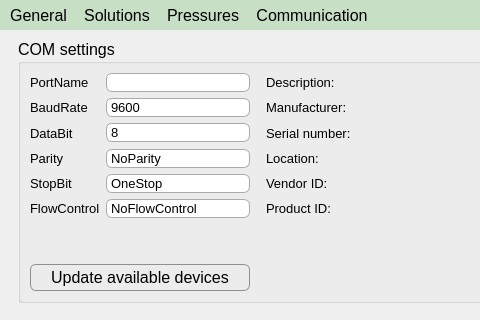
First picture: the form in apps/Lab-on-a-tip/tools.ui, repository bellonemauro/Labonatip2.0, before the edit; both pictures show x 0 to 480 and y 0 to 320 of the 611 by 610 pixel window.
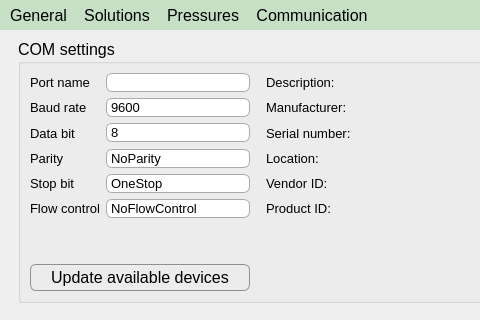
Second picture: the form after the edit. The open tabs and pages were chosen to show the change. Icons and pictures are not drawn.

What changed in the file:
```diff
--- a/apps/Lab-on-a-tip/tools.ui
+++ b/apps/Lab-on-a-tip/tools.ui
@@ -2279,7 +2279,7 @@
               </font>
              </property>
              <property name="text">
-              <string>FlowControl</string>
+              <string>Flow control</string>
              </property>
             </widget>
            </item>
@@ -2327,7 +2327,7 @@
               </font>
              </property>
              <property name="text">
-              <string>BaudRate</string>
+              <string>Baud rate</string>
              </property>
             </widget>
            </item>
@@ -2357,7 +2357,7 @@
               </font>
              </property>
              <property name="text">
-              <string>PortName</string>
+              <string>Port name</string>
              </property>
             </widget>
            </item>
@@ -2375,7 +2375,7 @@
               </font>
              </property>
              <property name="text">
-              <string>StopBit</string>
+              <string>Stop bit</string>
              </property>
             </widget>
            </item>
@@ -2393,7 +2393,7 @@
               </font>
              </property>
              <property name="text">
-              <string>DataBit</string>
+              <string>Data bit</string>
              </property>
             </widget>
            </item>
```
Left out of the diff: 4 changed lines with no effect on the pictures.
